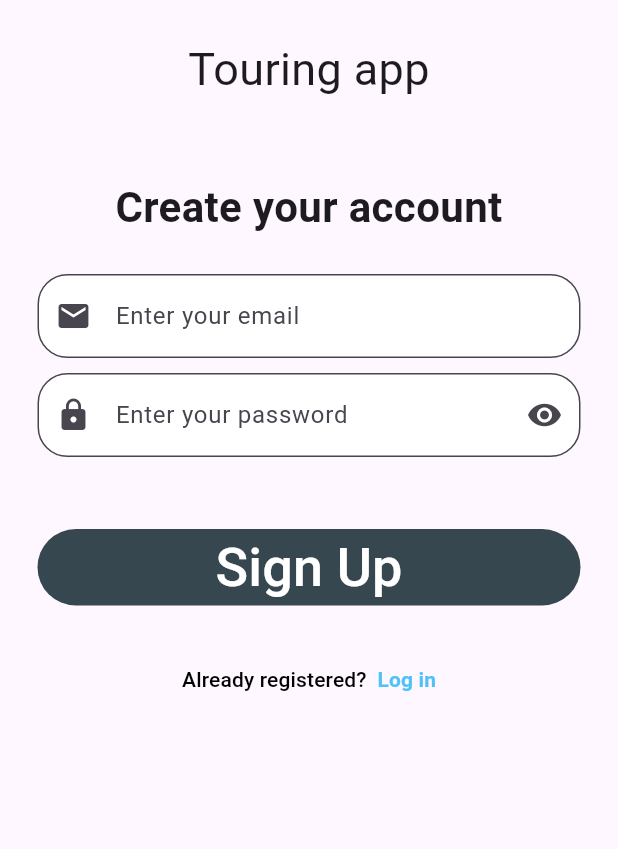
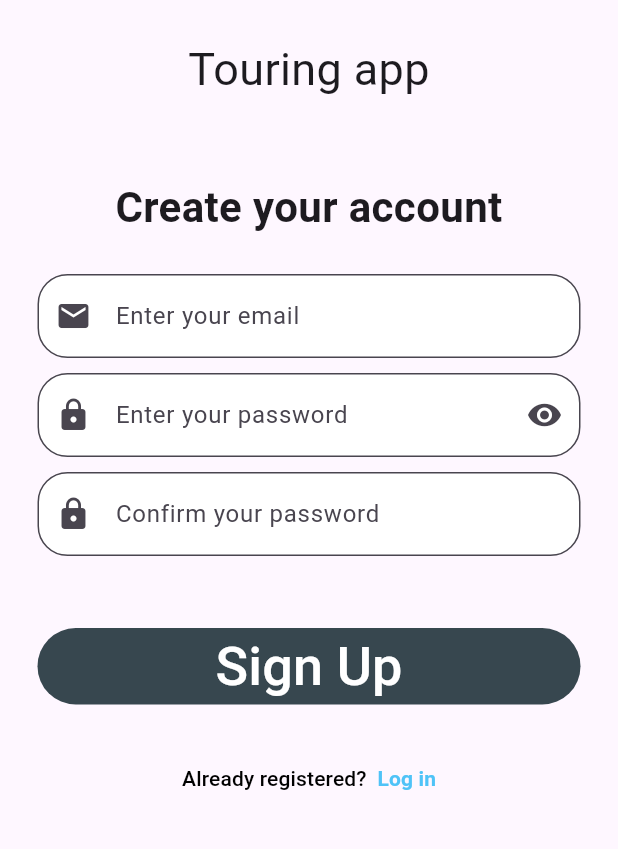
Before and after one commit to mis177/touring-game, a Flutter app: the RegisterView screen opened directly, on a phone screen of 412 x 824 dp, the part 221-1070 px from its top. Run offline on Flutter 3.47's test engine with Material 3 defaults, Android fonts, the phone set to English and light mode, and no system bars; our stand-ins replace bloc, cloud_firestore, equatable, firebase_auth, firebase_core, firebase_storage and 4 more; missing offline and left inert: flutter_map_location_marker; accounts and stored records are empty.

Commit message:
added password confirmation when registering

```diff
--- a/lib/views/auth/register_view.dart
+++ b/lib/views/auth/register_view.dart
@@ -17,13 +17,16 @@ class RegisterView extends StatefulWidget {
 class _RegisterViewState extends State<RegisterView> {
   late final TextEditingController _email;
   late final TextEditingController _password;
+  late final TextEditingController _passwordConfirm;
   bool obscureText = true;
+  bool wrongConfirmation = false;
   IconData visibilityIcon = Icons.visibility;
 
   @override
   void initState() {
     _email = TextEditingController();
     _password = TextEditingController();
+    _passwordConfirm = TextEditingController();
     super.initState();
   }
 
@@ -31,6 +34,7 @@ class _RegisterViewState extends State<RegisterView> {
   void dispose() {
     _email.dispose();
     _password.dispose();
+    _passwordConfirm.dispose();
     super.dispose();
   }
 
@@ -138,6 +142,25 @@ class _RegisterViewState extends State<RegisterView> {
                     ),
                   ),
                 ),
+                const SizedBox(height: 10),
+                TextField(
+                  controller: _passwordConfirm,
+                  obscureText: true,
+                  enableSuggestions: false,
+                  autocorrect: false,
+                  decoration: InputDecoration(
+                    alignLabelWithHint: true,
+                    labelText: 'Confirm your password',
+                    errorText:
+                        wrongConfirmation ? 'Passwords don\'t match ' : null,
+                    prefixIcon: const Icon(Icons.lock),
+                    filled: true,
+                    fillColor: Colors.white,
+                    border: const OutlineInputBorder(
+                      borderRadius: BorderRadius.all(Radius.circular(20)),
+                    ),
+                  ),
+                ),
                 const SizedBox(height: 48),
                 FilledButton(
                   style: FilledButton.styleFrom(
@@ -145,12 +168,22 @@ class _RegisterViewState extends State<RegisterView> {
                   onPressed: () async {
                     final email = _email.text;
                     final password = _password.text;
+                    final passwordConfirm = _passwordConfirm.text;
+
+                    if (password != passwordConfirm) {
+                      setState(() {
+                        _passwordConfirm.clear();
+                        wrongConfirmation = true;
+                      });
+                    } else {
+                      wrongConfirmation = false;
                       context.read<AuthBloc>().add(
                             AuthEventRegister(
                               email,
                               password,
                             ),
                           );
+                    }
                   },
                   child: const Text(
                     'Sign Up',
```
Lines whose indentation alone changed are shown as unchanged.
